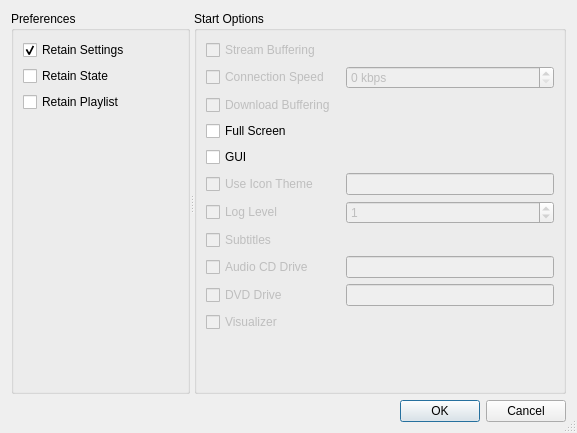
Qt form code/settings/ui/settings.ui (andrew-bibb/mbmp) before a commit.
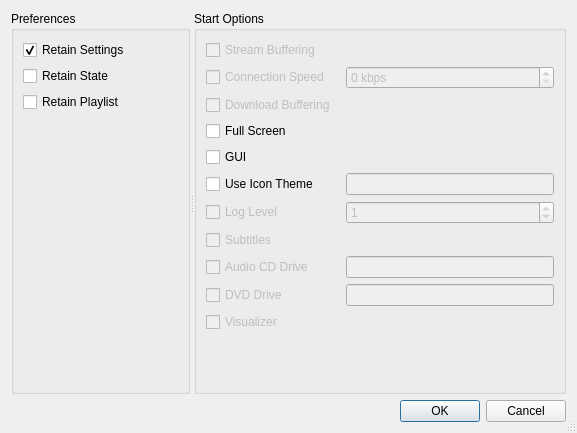
The same form after that commit.

```diff
--- a/code/settings/ui/settings.ui
+++ b/code/settings/ui/settings.ui
@@ -148,7 +148,7 @@
        <item row="5" column="0" colspan="2">
         <widget class="QCheckBox" name="checkBox_icontheme">
          <property name="enabled">
-          <bool>false</bool>
+          <bool>true</bool>
          </property>
          <property name="toolTip">
           <string/>
```
Left out of the diff: 19 changed lines with no effect on the pictures.
